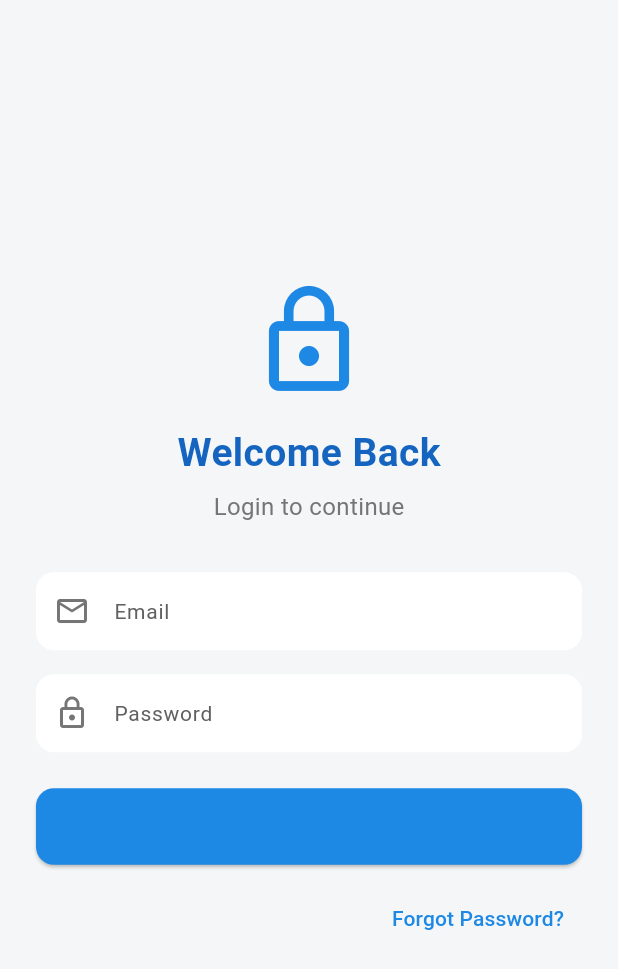
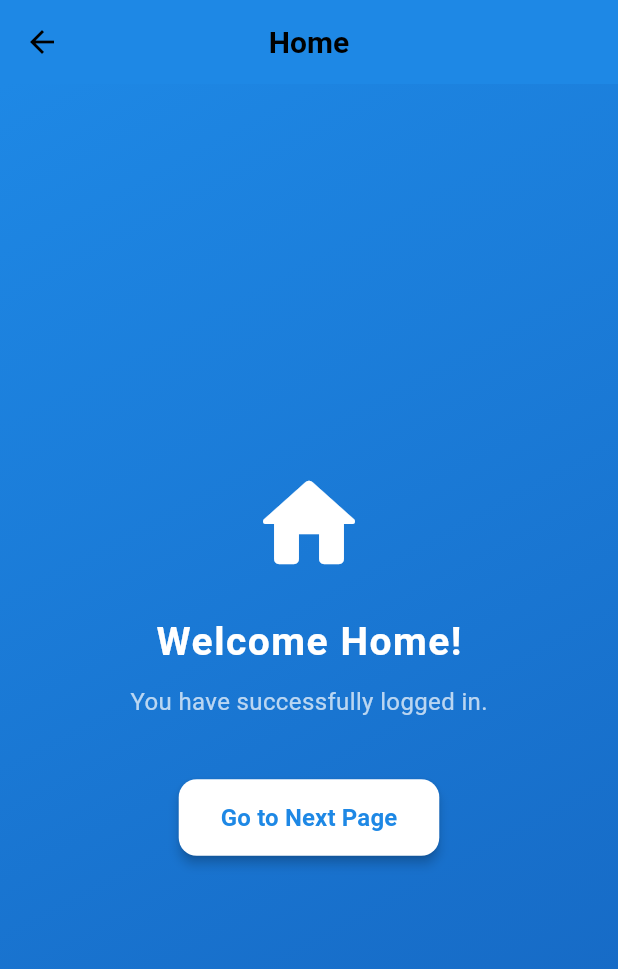
Before and after one commit to Real-Ibrahim/flutter-week1-login-app, a Flutter app: the screen it shows after launch, after a tap on "Login", on a phone screen of 412 x 824 dp. Shown: the top 969 px of the screen. Run offline on Flutter 3.47's test engine with Material 3 defaults, Android fonts, the phone set to English and light mode, and no system bars.

Commit message:
Added navigation to home screen

```diff
--- /dev/null
+++ b/lib/home_screen.dart
@@ -0,0 +1,104 @@
+import 'package:flutter/material.dart';
+
+class HomeScreen extends StatelessWidget {
+  const HomeScreen({super.key});
+
+  @override
+  Widget build(BuildContext context) {
+    return Scaffold(
+      appBar: AppBar(
+        title: Text(
+          'Home',
+          style: TextStyle(fontWeight: FontWeight.bold, fontSize: 20),
+        ),
+        centerTitle: true,
+        elevation: 0,
+        backgroundColor: Color(0xFF1E88E5),
+      ),
+      body: Container(
+        width: double.infinity,
+        decoration: BoxDecoration(
+          gradient: LinearGradient(
+            colors: [Color(0xFF1E88E5), Color(0xFF1565C0)],
+            begin: Alignment.topLeft,
+            end: Alignment.bottomRight,
+          ),
+        ),
+        child: Column(
+          mainAxisAlignment: MainAxisAlignment.center,
+          children: [
+            Icon(Icons.home_rounded, size: 80, color: Colors.white),
+            SizedBox(height: 20),
+            Text(
+              'Welcome Home!',
+              style: TextStyle(
+                fontSize: 26,
+                fontWeight: FontWeight.bold,
+                color: Colors.white,
+                letterSpacing: 1,
+              ),
+            ),
+            SizedBox(height: 10),
+            Text(
+              'You have successfully logged in.',
+              style: TextStyle(fontSize: 16, color: Colors.white70),
+            ),
+            SizedBox(height: 40),
+            ElevatedButton(
+              style: ElevatedButton.styleFrom(
+                backgroundColor: Colors.white,
+                foregroundColor: Color(0xFF1E88E5),
+                padding: EdgeInsets.symmetric(horizontal: 28, vertical: 14),
+                shape: RoundedRectangleBorder(
+                  borderRadius: BorderRadius.circular(12),
+                ),
+                elevation: 3,
+              ),
+              onPressed: () {
+                Navigator.of(context).push(_createRoute());
+              },
+              child: Text(
+                'Go to Next Page',
+                style: TextStyle(fontSize: 16, fontWeight: FontWeight.w600),
+              ),
+            ),
+          ],
+        ),
+      ),
+    );
+  }
+
+  // Professional fade + slide animation for navigation
+  Route _createRoute() {
+    return PageRouteBuilder(
+      transitionDuration: Duration(milliseconds: 500),
+      pageBuilder: (context, animation, secondaryAnimation) =>
+          NextScreen(), // Replace with your target screen
+      transitionsBuilder: (context, animation, secondaryAnimation, child) {
+        var begin = Offset(0.0, 0.1);
+        var end = Offset.zero;
+        var curve = Curves.easeInOut;
+
+        var tween = Tween(begin: begin, end: end).chain(CurveTween(curve: curve));
+
+        return FadeTransition(
+          opacity: animation,
+          child: SlideTransition(position: animation.drive(tween), child: child),
+        );
+      },
+    );
+  }
+}
+
+// Example next screen
+class NextScreen extends StatelessWidget {
+  const NextScreen({super.key});
+
+  @override
+  Widget build(BuildContext context) {
+    return Scaffold(
+      appBar: AppBar(title: Text('Next Page')),
+      body: Center(child: Text('This is the next page')),
+    );
+  }
+}
--- a/lib/main.dart
+++ b/lib/main.dart
@@ -1,5 +1,5 @@
 import 'package:flutter/material.dart';
-
+import 'home_screen.dart';
 void main() {
   runApp(MyApp());
 }
@@ -97,7 +97,12 @@
               SizedBox(
                 width: double.infinity,
                 child: ElevatedButton(
-                  onPressed: () {},
+                  onPressed: () {
+                    Navigator.push(
+                      context,
+                      MaterialPageRoute(builder: (context) => HomeScreen()),
+                    );
+                  },
                   child: Text(
                     'Login',
                     style: TextStyle(fontSize: 16, fontWeight: FontWeight.bold),
```
